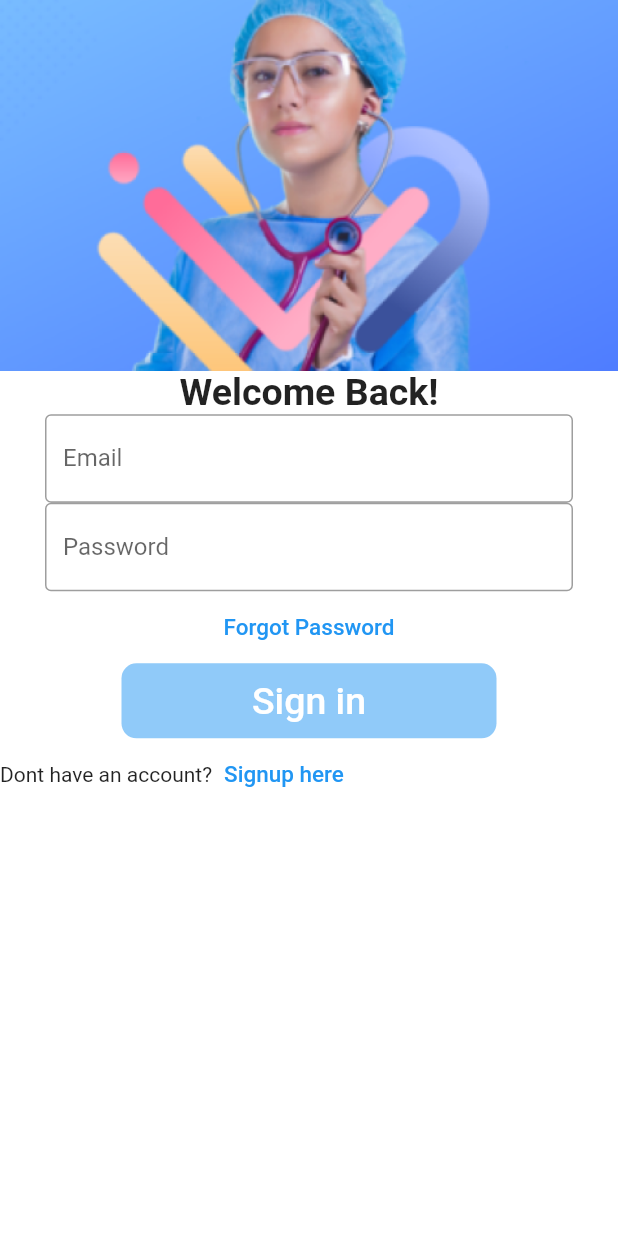
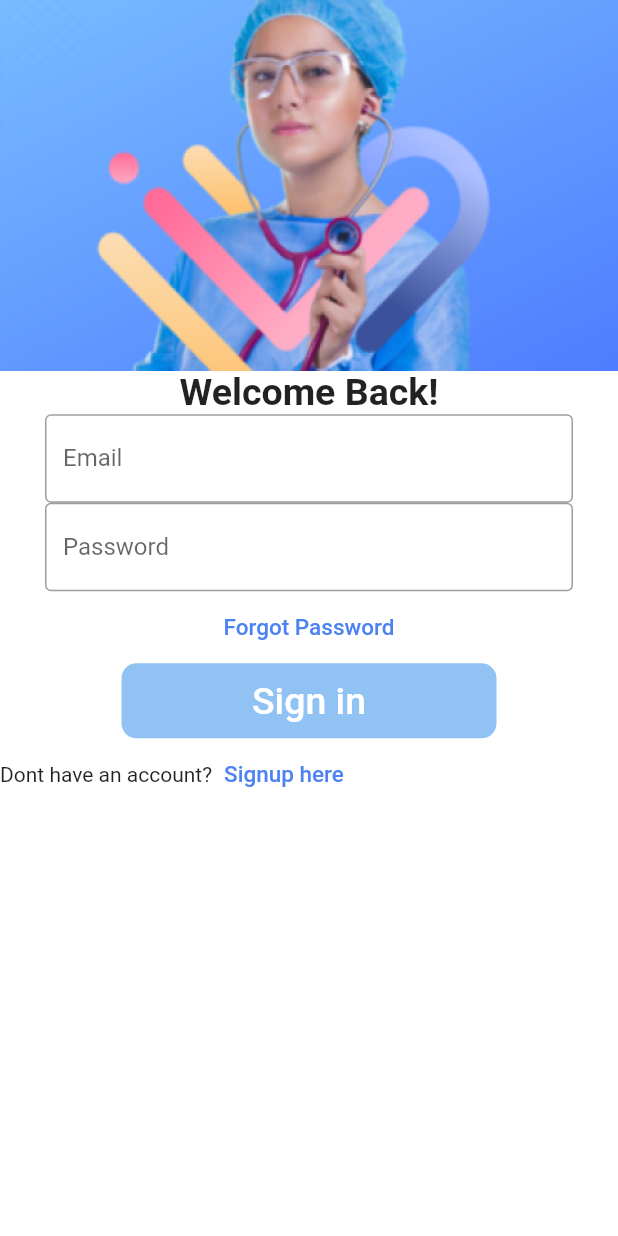
Before and after one commit to ronealdenila/davnor-medicare, a Flutter app: the screen it shows after launch, on a phone screen of 412 x 824 dp. Run offline on Flutter 3.47's test engine with Material 2 defaults, Android fonts, the phone set to English and light mode, and no system bars; our stand-ins replace cloud_firestore, firebase_auth, firebase_core, get_it; accounts and stored records are empty.

Commit message:
create custom color palette for app color

```diff
--- a/lib/ui/screens/global/login.dart
+++ b/lib/ui/screens/global/login.dart
@@ -1,6 +1,6 @@
 import 'package:davnor_medicare/core/services/authentication_service.dart';
 import 'package:davnor_medicare/locator.dart';
-import 'package:davnor_medicare/main.dart';
+import 'package:davnor_medicare/ui/shared/app_colors.dart';
 import 'package:flutter/foundation.dart';
 import 'package:flutter/material.dart';
 
@@ -58,7 +58,7 @@ class LoginScreen extends StatelessWidget {
                     'Forgot Password',
                     textAlign: TextAlign.right,
                     style: TextStyle(
-                      color: Colors.blue,
+                      color: kcInfoColor,
                       fontSize: 15,
                     ),
                   ),
@@ -68,7 +68,7 @@ class LoginScreen extends StatelessWidget {
                 height: 50,
                 width: 250,
                 decoration: BoxDecoration(
-                    color: Colors.blue[200],
+                    color: kcVerySoftBlueColor,
                     borderRadius: BorderRadius.circular(10)),
                 child: TextButton(
                   onPressed: () {
@@ -90,7 +90,7 @@ class LoginScreen extends StatelessWidget {
                     onPressed: () {},
                     child: Text(
                       'Signup here',
-                      style: TextStyle(color: Colors.blue, fontSize: 15),
+                      style: TextStyle(color: kcInfoColor, fontSize: 15),
                     ),
                   ),
                 ],
--- a/lib/ui/shared/app_colors.dart
+++ b/lib/ui/shared/app_colors.dart
@@ -2,5 +2,21 @@ import 'package:flutter/material.dart';
 
 // App Colors. To easily manage our colors. We're going to initialize them here.
 
-const Color kcVerySoftBlueColor = Color(0xff90C3F4);
-const Color kcNeutralColor = Color(0xff64748B);
+// const Color kcVerySoftBlueColor = Color(0xff90C3F4);
+const Color kcNeutralColor = Color(0xFF64748B);
+const Color kcInfoColor = Color(0xFF4D82F3);
+
+
+// Custom Color Palette
+const MaterialColor kcVerySoftBlueColor = MaterialColor(
+  _verySoftBlueColorPrimaryValue,
+  <int, Color>{
+    10: Color(0xFFD6E9FB),
+    20: Color(0xFFBEDCF9),
+    40: Color(0xFFA7D0F6),
+    60: Color(_verySoftBlueColorPrimaryValue),
+    80: Color(0xFF62AAEF),
+    100: Color(0xFF4A9DED),
+  },
+);
+const int _verySoftBlueColorPrimaryValue = 0xFF90C3F4;
```
Also changed, not shown: lib/ui/shared/styles.dart (added).
